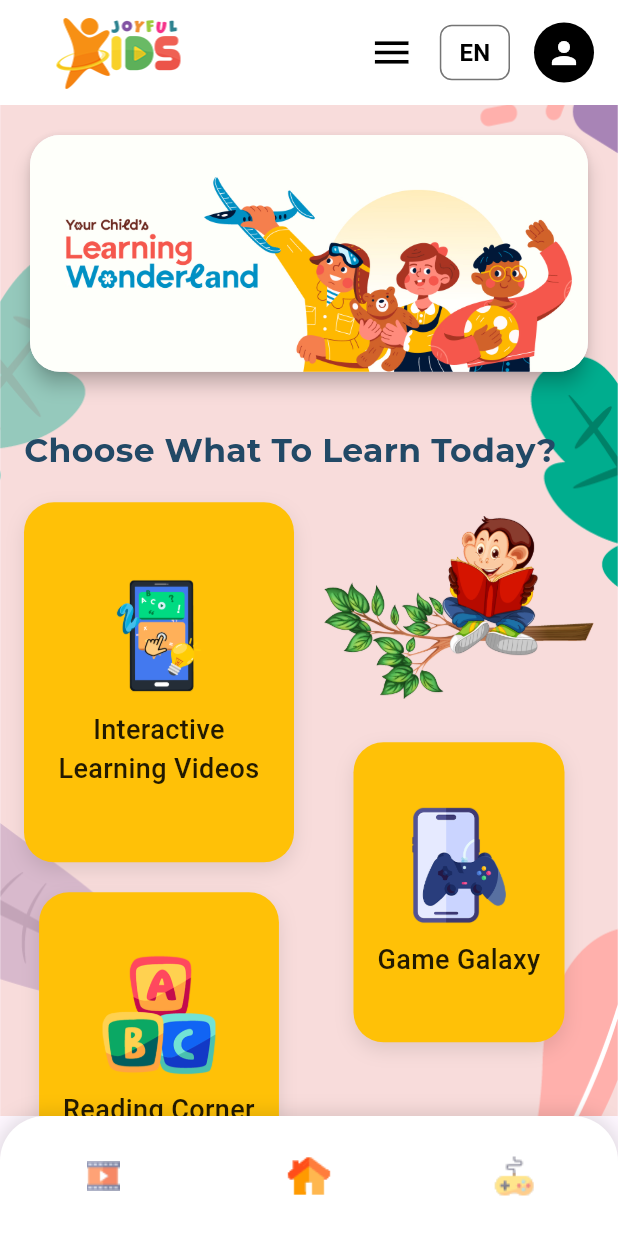
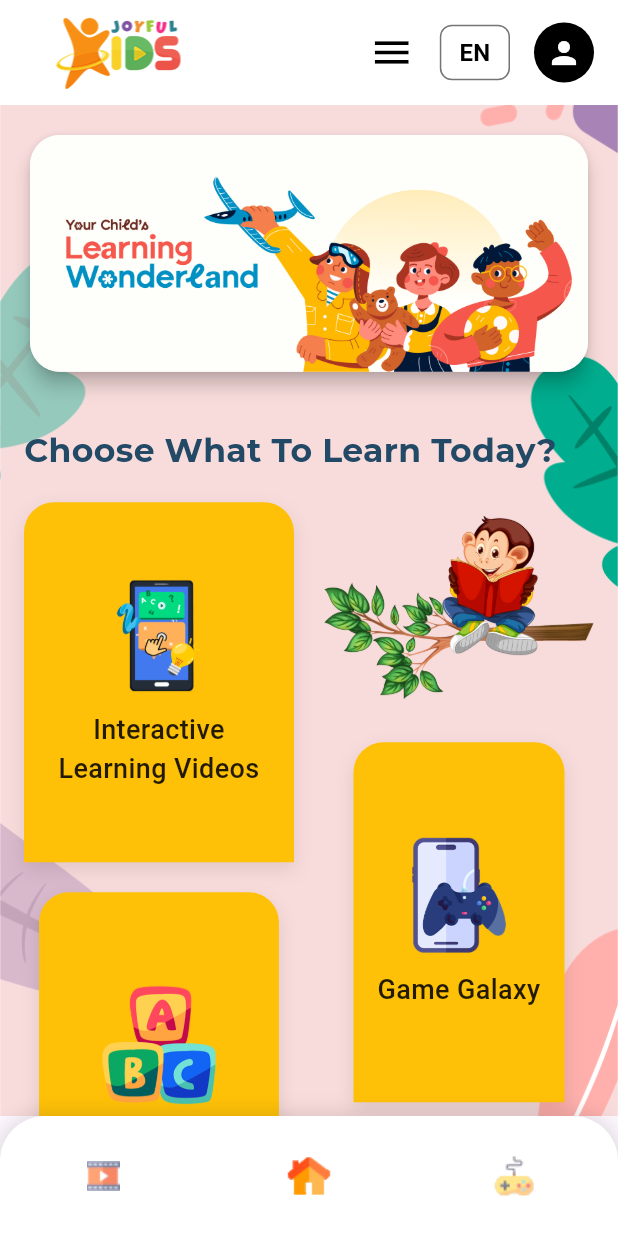
Before and after one commit to Harshit27473/joyful_kids, a Flutter app: the screen it shows after launch, on a phone screen of 412 x 824 dp. Run offline on Flutter 3.47's test engine with Material 3 defaults, Android fonts, the phone set to English and light mode, and no system bars; our stand-ins replace google_fonts, readmore; Roboto replaces fonts that are missing (Acme).

Commit message:
Revert card layout to two columns

```diff
--- a/lib/modules/home/home_body.dart
+++ b/lib/modules/home/home_body.dart
@@ -52,7 +52,7 @@ class HomeBody extends StatelessWidget {
                     _buildCategoryCard(
                       title: 'Reading Corner',
                       imageUrl: 'assets/images/abc.png',
-                      height: 200,
+                      height: 240,
                       onTap: () {
                         Navigator.push(
                           context,
@@ -75,7 +75,7 @@ class HomeBody extends StatelessWidget {
                     _buildCategoryCard(
                       title: 'Game Galaxy',
                       imageUrl: 'assets/images/game_icon.png',
-                      height: 200,
+                      height: 240,
                       onTap: () {
                         Navigator.push(
                           context,
@@ -152,7 +152,10 @@ class HomeBody extends StatelessWidget {
         padding: const EdgeInsets.all(16.0),
         decoration: BoxDecoration(
           color: const Color(0xFFFFC107),
-          borderRadius: BorderRadius.circular(20),
+          borderRadius: const BorderRadius.only(
+            topLeft: Radius.circular(20),
+            topRight: Radius.circular(20),
+          ),
           boxShadow: [
             BoxShadow(
               color: Colors.black.withAlpha(25),
```
Also changed, not shown: lib/modules/home/home_body_web.dart (+20 -5 lines).
